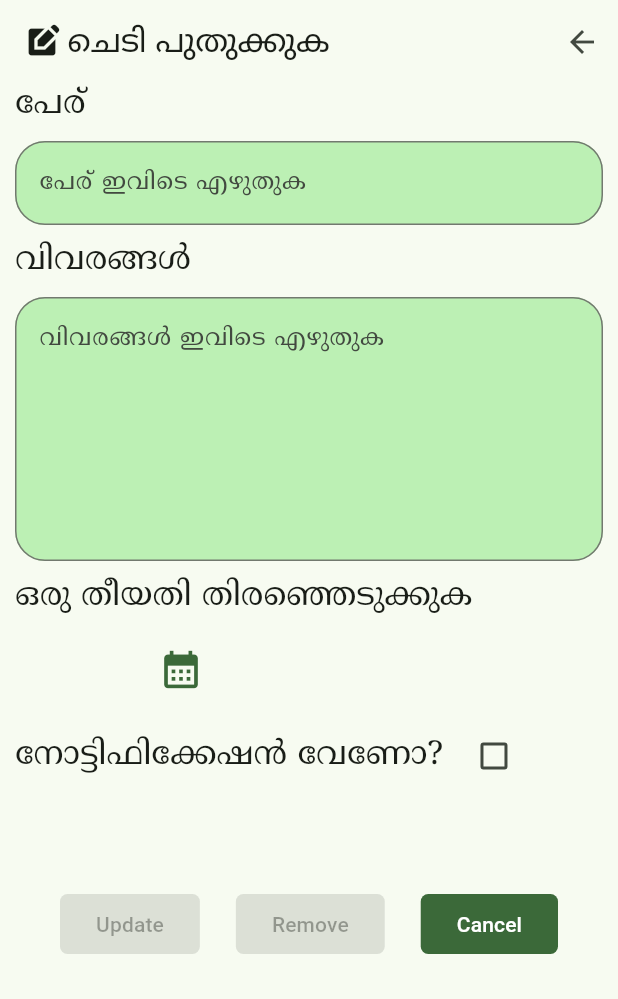
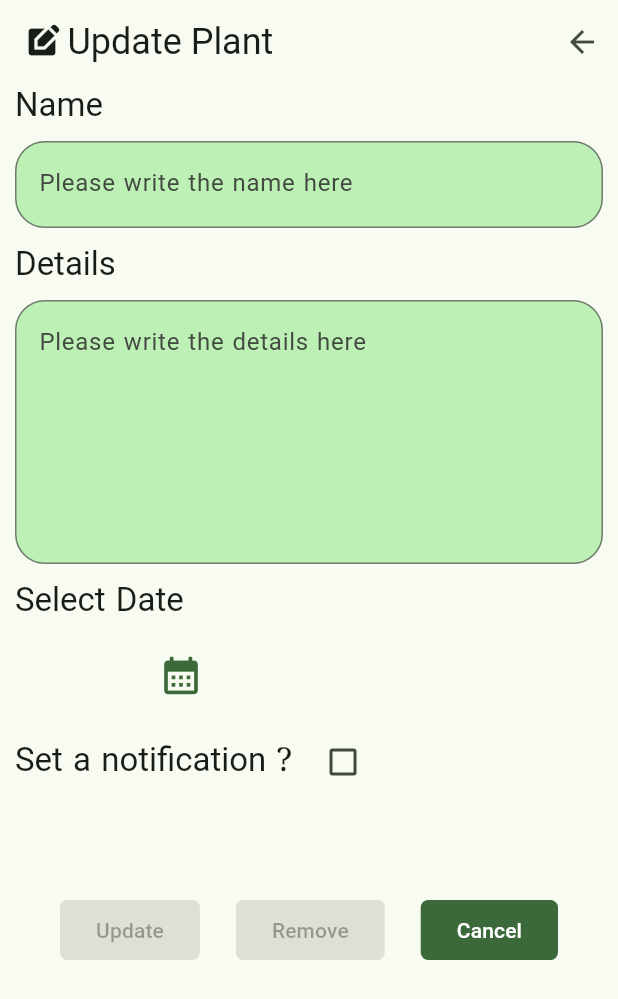
Before and after one commit to ryanromeodev/Plant-App, a Flutter app: the UpdatePlant screen opened directly with empty values, on a phone screen of 412 x 824 dp. Shown: the top 999 px of the screen. Run offline on Flutter 3.47's test engine with Material 3 defaults, Android fonts, the phone set to English and light mode, and no system bars; our stand-ins replace file_picker, flutter_local_notifications, google_fonts, permission_handler, timezone.

Commit message:
refactoring new languages for add and update

```diff
--- a/lib/Components/planttile.dart
+++ b/lib/Components/planttile.dart
@@ -11,9 +11,11 @@ class PlantTile extends StatefulWidget {
     required this.heroDisplay,
     required this.displayPlantName,
     required this.displayplantid,
+    required this.malayalam,
   }) : super(key: ObjectKey(plant));
 
   final Plant plant;
+  final bool malayalam;
   final dynamic onPlantOrgChange;
   final dynamic heroDisplay;
   final String displayPlantName;
@@ -120,7 +122,7 @@ class _PlantTileState extends State<PlantTile> {
                 if (widget.plant.plantid == widget.displayplantid)
                   IconButton(
                     onPressed: () {
-                      widget.onPlantOrgChange(widget.plant);
+                      widget.onPlantOrgChange(widget.plant, widget.malayalam);
                     },
                     icon: Icon(Icons.arrow_forward_ios),
                     color: Theme.of(context).colorScheme.primary,
--- a/lib/Data/routingfunctions.dart
+++ b/lib/Data/routingfunctions.dart
@@ -4,10 +4,10 @@ import 'package:plantapp/Pages/addpage.dart';
 import 'package:plantapp/Pages/settingspage.dart';
 import 'package:plantapp/Pages/updatepage.dart';
 
-Future<Plant> addingPlantPage(BuildContext context) async {
+Future<Plant> addingPlantPage(BuildContext context, bool malayalam) async {
   final Plant plant = await Navigator.push(
     context,
-    MaterialPageRoute(builder: (context) => Addplant()),
+    MaterialPageRoute(builder: (context) => Addplant(malayalam: malayalam)),
   );
   // When a BuildContext is used from a StatefulWidget, the mounted property
   // must be checked after an asynchronous gap.
@@ -27,6 +27,7 @@ Future<Plant> addingPlantPage(BuildContext context) async {
 Future<(dynamic, dynamic, dynamic, dynamic, dynamic, dynamic)> updatePlantPage(
   BuildContext context,
   Plant plant,
+  bool malayalam,
 ) async {
   final (
     Plant outPlant,
@@ -37,7 +38,9 @@ Future<(dynamic, dynamic, dynamic, dynamic, dynamic, dynamic)> updatePlantPage(
     String note,
   ) = await Navigator.push(
     context,
-    MaterialPageRoute(builder: (context) => UpdatePlant(plant: plant)),
+    MaterialPageRoute(
+      builder: (context) => UpdatePlant(plant: plant, malayalam: malayalam),
+    ),
   );
   if (!context.mounted) {
     return (
--- a/lib/Data/strings.dart
+++ b/lib/Data/strings.dart
@@ -14,15 +14,25 @@ const String plantdownloadfile = "downloadedPlantList.json";
 
 Directory generalDownloadDir = Directory('/storage/emulated/0/Download');
 
-// List<AssetImage> aim = [
-//   AssetImage("assets/pav1.png"),
-//   AssetImage("assets/pav2.png"),
-//   AssetImage("assets/pav3.png"),
-//   AssetImage("assets/pav4.png"),
-//   AssetImage("assets/pav5.png"),
-//   AssetImage("assets/pav6.png"),
-//   AssetImage("assets/pav7.png"),
-//   AssetImage("assets/pav8.png"),
-//   AssetImage("assets/pav9.png"),
-//   AssetImage("assets/pav10.png"),
-// ];
+final String mhometitle = "തുടക്കം";
+final String hometitle = "Home";
+final String mchediname = "ചെടികളുടെ പേരുകൾ";
+final String chediname = "Name of Plants";
+final String mmuzhuvanpattika = "മുഴുവൻ പട്ടിക";
+final String muzhuvanpattika = "Complete List";
+final String mupdate = 'ചെടി പുതുക്കുക';
+final String update = 'Update Plant';
+final String mperu = "പേര്";
+final String peru = "Name";
+final String mhinttextperu = 'പേര് ഇവിടെ എഴുതുക';
+final String hinttextperu = 'Please write the name here';
+final String mvivaranghal = "വിവരങ്ങൾ";
+final String vivaranghal = "Details";
+final String mhinttextvivaranghal = "വിവരങ്ങൾ ഇവിടെ എഴുതുക";
+final String hinttextvivaranghal = "Please write the details here";
+final String mthiyathi = "തീയതി തിരഞ്ഞെടുക്കുക";
+final String thiyathi = "Select Date";
+final String mnotificationveno = "നോട്ടിഫിക്കേഷൻ വേണോ?";
+final String notificationveno = "Set a notification ?";
+final String madd = 'ചെടി ചേർക്കുക';
+final String add = 'Add a plant';
--- a/lib/Pages/updatepage.dart
+++ b/lib/Pages/updatepage.dart
@@ -1,11 +1,13 @@
 import 'package:flutter/material.dart';
 import 'package:plantapp/Data/plant.dart';
 import 'package:plantapp/Components/plantlistheading.dart';
+import 'package:plantapp/Data/strings.dart';
 
 class UpdatePlant extends StatefulWidget {
-  const UpdatePlant({super.key, required this.plant});
+  const UpdatePlant({super.key, required this.plant, required this.malayalam});
 
   final Plant plant;
+  final bool malayalam;
 
   @override
   State<UpdatePlant> createState() => _UpdatePlantState();
@@ -59,7 +61,7 @@ class _UpdatePlantState extends State<UpdatePlant> {
               Icon(Icons.edit_square),
               SizedBox(width: 5),
               Text(
-                'ചെടി പുതുക്കുക',
+                widget.malayalam ? mupdate : update,
                 style: Theme.of(context).textTheme.headlineSmall,
               ),
             ],
@@ -89,7 +91,7 @@ class _UpdatePlantState extends State<UpdatePlant> {
         body: SingleChildScrollView(
           child: Column(
             children: [
-              PlantListHeading(todisplay: "പേര്"),
+              PlantListHeading(todisplay: widget.malayalam ? mperu : peru),
               Container(
                 margin: EdgeInsets.all(10.0),
                 decoration: BoxDecoration(
@@ -109,11 +111,13 @@ class _UpdatePlantState extends State<UpdatePlant> {
                     border: OutlineInputBorder(
                       borderRadius: BorderRadius.all(Radius.circular(20)),
                     ),
-                    hintText: 'പേര് ഇവിടെ എഴുതുക',
+                    hintText: widget.malayalam ? mhinttextperu : hinttextperu,
                   ),
                 ),
               ),
-              PlantListHeading(todisplay: "വിവരങ്ങൾ"),
+              PlantListHeading(
+                todisplay: widget.malayalam ? mvivaranghal : vivaranghal,
+              ),
               Container(
                 margin: EdgeInsets.all(10.0),
                 decoration: BoxDecoration(
@@ -127,11 +131,16 @@ class _UpdatePlantState extends State<UpdatePlant> {
                     border: OutlineInputBorder(
                       borderRadius: BorderRadius.all(Radius.circular(20)),
                     ),
-                    hintText: 'വിവരങ്ങൾ ഇവിടെ എഴുതുക',
+                    hintText:
+                        widget.malayalam
+                            ? mhinttextvivaranghal
+                            : hinttextvivaranghal,
                   ),
                 ),
               ),
-              PlantListHeading(todisplay: "ഒരു തീയതി തിരഞ്ഞെടുക്കുക"),
+              PlantListHeading(
+                todisplay: widget.malayalam ? mthiyathi : thiyathi,
+              ),
               Row(
                 mainAxisAlignment: MainAxisAlignment.spaceEvenly,
                 children: [
@@ -165,7 +174,10 @@ class _UpdatePlantState extends State<UpdatePlant> {
               ),
               Row(
                 children: [
-                  PlantListHeading(todisplay: "നോട്ടിഫിക്കേഷൻ വേണോ?"),
+                  PlantListHeading(
+                    todisplay:
+                        widget.malayalam ? mnotificationveno : notificationveno,
+                  ),
                   Checkbox(
                     value: isChecked,
                     onChanged: (bool? value) {
```
Also changed, not shown: lib/Components/plantheader.dart (+5 -2 lines), lib/Pages/addpage.dart (+20 -10 lines), lib/Pages/homepage.dart (+22 -6 lines).
